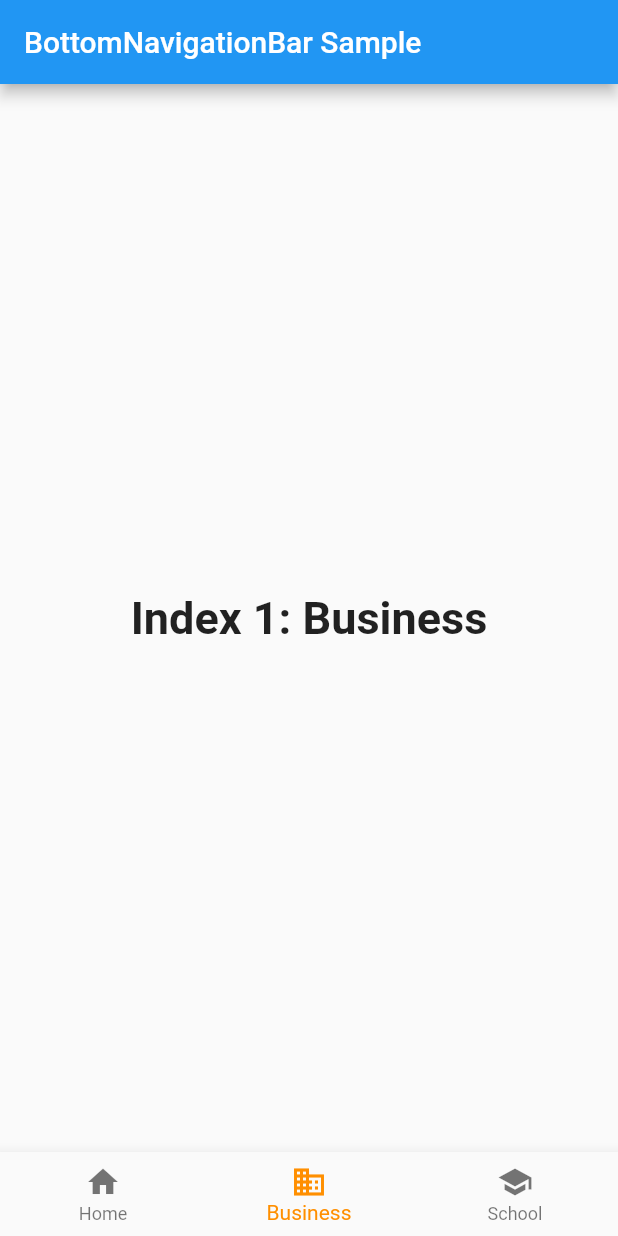
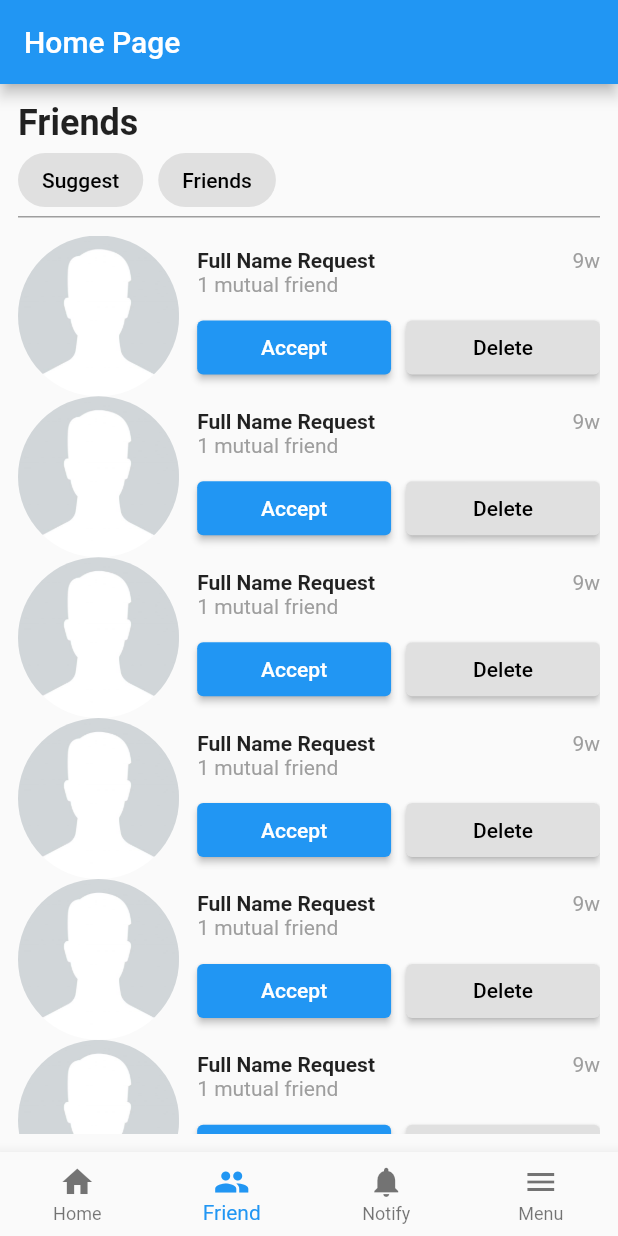
Before and after one commit to tuan0342/facebookapp, a Flutter app: the RootTabNavigator screen opened by its route, item 2 of the bottom bar chosen, on a phone screen of 412 x 824 dp. Run offline on Flutter 3.47's test engine with Material 2 defaults, Android fonts, the phone set to English and light mode, and no system bars; our stand-ins replace email_validator, flutter_dotenv, go_router, google_fonts.

Commit message:
DuyNk: add friend page

```diff
--- a/lib/constant/handleResponse.dart
+++ b/lib/constant/handleResponse.dart
@@ -14,6 +14,6 @@ void HandleResponse({
       onSuccess();
       break;
     default:
-      showSnackBar(context, jsonDecode(response.body)['Message']);
+      showSnackBar(context: context, msg: jsonDecode(response.body)['Message']);
   }
 }
--- a/lib/models/user_model.dart
+++ b/lib/models/user_model.dart
@@ -2,17 +2,27 @@ class User {
   final String id;
   final String name;
   final String address;
+  final String avatar;
   final String userClass;
   final String gpa;
   final String userEmail;
   final String password;
 
-  User({required this.id, required this.address, required this.userClass, required this.gpa, required this.name, required this.userEmail, required this.password});
+  const User(
+      {required this.id,
+      required this.address,
+      required this.avatar,
+      required this.userClass,
+      required this.gpa,
+      required this.name,
+      required this.userEmail,
+      required this.password});
 
   User.fromJson(Map<String, dynamic> json)
       : id = json['id'],
         name = json['name'],
         address = json['address'],
+        avatar = json['avatar'],
         userClass = json['class'],
         gpa = json['gpa'],
         userEmail = json['email'],
@@ -22,6 +32,7 @@ class User {
         "id": id,
         "name": name,
         "address": address,
+        "avatar": avatar,
         "class": userClass,
         "gpa": gpa,
         "email": userEmail,
--- /dev/null
+++ b/lib/my_widgets/bottom_nav_bar.dart
@@ -0,0 +1,21 @@
+import 'package:flutter/material.dart';
+
+class BottomNavBar extends StatelessWidget {
+  final int index;
+  final void Function(int) onTap;
+  const BottomNavBar({super.key, this.index = 0, required this.onTap});
+
+  @override
+  Widget build(BuildContext context) {
+    return BottomNavigationBar(
+        type: BottomNavigationBarType.fixed,
+        items: const <BottomNavigationBarItem>[
+          BottomNavigationBarItem(icon: Icon(Icons.home), label: "Home"),
+          BottomNavigationBarItem(icon: Icon(Icons.people), label: "Friend"),
+          BottomNavigationBarItem(icon: Icon(Icons.notifications), label: "Notify"),
+          BottomNavigationBarItem(icon: Icon(Icons.menu), label: "Menu"),
+        ],
+        currentIndex: index,
+        onTap: onTap,);
+  }
+}
--- /dev/null
+++ b/lib/my_widgets/friend_box.dart
@@ -0,0 +1,119 @@
+import 'package:facebook_app/models/user_model.dart';
+import 'package:facebook_app/my_widgets/my_filled_button.dart';
+import 'package:facebook_app/util/common.dart';
+import 'package:flutter/material.dart';
+
+class FriendBox extends StatelessWidget {
+  final User friend;
+  const FriendBox(
+      {super.key,
+      this.friend = const User(
+          id: "1",
+          name: "Full Name Request",
+          address: "address",
+          userEmail: "email",
+          password: "123456",
+          userClass: "IT1-02 K65",
+          gpa: "4.0",
+          avatar: 'https://picsum.photos/250?image=9')});
+
+  void _onDeleteRequest(BuildContext context) {
+    showSnackBar(
+      context: context,
+      msg: "Delete friend",
+    );
+  }
+
+  void _onAcceptRequest(BuildContext context) {
+    showSnackBar(
+      context: context,
+      msg: "Accept friend",
+    );
+  }
+
+  @override
+  Widget build(BuildContext context) {
+    return Container(
+      child: Row(children: [
+        // avatar
+        Expanded(
+            flex: 2,
+            child: ClipRRect(
+                borderRadius: BorderRadius.circular(90),
+                // child: Image.network(friend.avatar))),
+                child: Image.asset("assets/images/male_default_avatar.jpeg"))),
+        const SizedBox(
+          width: 12,
+        ),
+        // info and button
+        Expanded(
+            flex: 5,
+            child: Column(
+              mainAxisAlignment: MainAxisAlignment.spaceBetween,
+              children: [
+                // name and time
+                Row(
+                  mainAxisAlignment: MainAxisAlignment.spaceBetween,
+                  children: [
+                    Text(
+                      friend.name,
+                      style: const TextStyle(fontWeight: FontWeight.bold),
+                    ),
+                    const Text(
+                      "9w",
+                      style: TextStyle(color: Colors.grey),
+                    )
+                  ],
+                ),
+                // mutual friends
+                const Row(
+                  mainAxisAlignment: MainAxisAlignment.spaceBetween,
+                  children: [
+                    Text(
+                      "1 mutual friend",
+                      style: TextStyle(color: Colors.grey),
+                    ),
+                    Text(
+                      "",
+                      style: TextStyle(color: Colors.grey),
+                    )
+                  ],
+                ),
+
+                const SizedBox(
+                  height: 10,
+                ),
+                // button
+                Row(
+                  mainAxisAlignment: MainAxisAlignment.spaceBetween,
+                  children: [
+                    Expanded(
+                      child: ElevatedButton(
+                        onPressed: () {
+                          _onAcceptRequest(context);
+                        },
+                        style: ElevatedButton.styleFrom(),
+                        child: const Text("Accept"),
+                      ),
+                    ),
+                    const SizedBox(
+                      width: 10,
+                    ),
+                    Expanded(
+                      child: ElevatedButton(
+                        onPressed: () {
+                          _onDeleteRequest(context);
+                        },
+                        style: ElevatedButton.styleFrom(
+                            backgroundColor: Colors.grey[300]),
+                        child: const Text("Delete", style: TextStyle(color: Colors.black),),
+                      ),
+                    ),
+                  ],
+                )
+              ],
+            ))
+      ]),
+    );
+  }
+}
--- a/lib/my_widgets/my_text_button.dart
+++ b/lib/my_widgets/my_text_button.dart
@@ -8,16 +8,30 @@ class MyTextButton extends StatelessWidget {
   final ButtonStyle? style;
   final VoidCallback? cbFunction;
 
-  MyTextButton({super.key, this.isDisabled = false, this.title = "", this.textStyle, this.style, required this.cbFunction});
+  const MyTextButton(
+      {super.key,
+      this.isDisabled = false,
+      this.title = "",
+      this.textStyle,
+      this.style,
+      required this.cbFunction});
 
   @override
   Widget build(BuildContext context) {
-    return Padding(
-        padding: const EdgeInsets.fromLTRB(0, 8, 0, 8),
-        child: TextButton(
-          onPressed: isDisabled ? null : () { cbFunction?.call(); },
-          child: MyText(title: title, type: "buttonLabel", style: textStyle ?? const TextStyle(),),
-        ),
+    return TextButton(
+      onPressed: isDisabled
+          ? null
+          : () {
+              cbFunction?.call();
+            },
+      style: style ?? TextButton.styleFrom(
+        padding: const EdgeInsets.symmetric(horizontal: 8, vertical: 4),
+      ),
+      child: MyText(
+        title: title,
+        type: "buttonLabel",
+        style: textStyle ?? const TextStyle(),
+      ),
     );
   }
 }
--- a/lib/navigation/rootTabNavigator.dart
+++ b/lib/navigation/rootTabNavigator.dart
@@ -1,4 +1,6 @@
-import 'package:facebook_app/main.dart';
+import 'package:facebook_app/my_widgets/bottom_nav_bar.dart';
+import 'package:facebook_app/my_widgets/my_app_bar.dart';
+import 'package:facebook_app/pages/Friends.dart';
 import 'package:facebook_app/pages/homePage.dart';
 import 'package:flutter/material.dart';
 
@@ -6,26 +8,28 @@ class RootTabNavigator extends StatefulWidget {
   const RootTabNavigator({super.key});
 
   @override
-  State<RootTabNavigator> createState() =>
-      _RootTabNavigatorState();
+  State<RootTabNavigator> createState() => _RootTabNavigatorState();
 }
 
-class _RootTabNavigatorState
-    extends State<RootTabNavigator> {
+class _RootTabNavigatorState extends State<RootTabNavigator> {
   int _selectedIndex = 0;
   static const TextStyle optionStyle =
-  TextStyle(fontSize: 30, fontWeight: FontWeight.bold);
-  static const List<Widget> _widgetOptions = <Widget>[
-    HomePage(email: "Anh Hoang",),
-    Text(
-      'Index 1: Business',
-      style: optionStyle,
-    ),
-    Text(
-      'Index 2: School',
-      style: optionStyle,
-    ),
+      TextStyle(fontSize: 30, fontWeight: FontWeight.bold);
+  static final List<Widget> _widgetOptions = <Widget>[
+      const HomePage(
+        email: "Nguyen Van Tam",
+      ),
+      Friends(),
+      const Text(
+        'List notify',
+        style: optionStyle,
+      ),
+            const Text(
+        'Menu',
+        style: optionStyle,
+      ),
   ];
+
 
   void _onItemTapped(int index) {
     setState(() {
@@ -36,31 +40,11 @@ class _RootTabNavigatorState
   @override
   Widget build(BuildContext context) {
     return Scaffold(
-      appBar: AppBar(
-        title: const Text('BottomNavigationBar Sample'),
-      ),
+      appBar: AppBar(title: const Text("Home Page")),
       body: Center(
         child: _widgetOptions.elementAt(_selectedIndex),
       ),
-      bottomNavigationBar: BottomNavigationBar(
-        items: const <BottomNavigationBarItem>[
-          BottomNavigationBarItem(
-            icon: Icon(Icons.home),
-            label: 'Home',
-          ),
-          BottomNavigationBarItem(
-            icon: Icon(Icons.business),
-            label: 'Business',
-          ),
-          BottomNavigationBarItem(
-            icon: Icon(Icons.school),
-            label: 'School',
-          ),
-        ],
-        currentIndex: _selectedIndex,
-        selectedItemColor: Colors.amber[800],
-        onTap: _onItemTapped,
-      ),
+      bottomNavigationBar: BottomNavBar(onTap: _onItemTapped, index: _selectedIndex,)
     );
   }
 }
--- /dev/null
+++ b/lib/pages/Friends.dart
@@ -0,0 +1,83 @@
+import 'package:facebook_app/my_widgets/friend_box.dart';
+import 'package:facebook_app/my_widgets/my_text_button.dart';
+import 'package:facebook_app/util/common.dart';
+import 'package:flutter/material.dart';
+
+class Friends extends StatefulWidget {
+  Friends({super.key});
+
+  @override
+  State<Friends> createState() => _FriendsState();
+}
+
+class _FriendsState extends State<Friends> {
+  void _onShowSuggest(BuildContext context) {
+    showSnackBar(context: context, msg: "show friend suggest");
+  }
+
+    void _onShowFriends(BuildContext context) {
+    showSnackBar(context: context, msg: "show all friends");
+  }
+  @override
+  Widget build(BuildContext context) {
+    return SafeArea(
+      child: Padding(
+        padding: const EdgeInsets.all(12.0),
+        child: Column(children: [
+          Container(
+            width: double.infinity,
+            decoration: const BoxDecoration(
+                border: Border(bottom: BorderSide(color: Colors.grey))),
+            child:
+                Column(crossAxisAlignment: CrossAxisAlignment.start, children: [
+              const Text("Friends", style: TextStyle(fontWeight: FontWeight.bold, fontSize: 24),),
+              Row(
+                mainAxisAlignment: MainAxisAlignment.start,
+                children: [
+                  OutlinedButton(
+                      onPressed: () {
+                        _onShowSuggest(context);
+                      },
+                      style: OutlinedButton.styleFrom(
+                          backgroundColor: Colors.grey[300],
+                          side: BorderSide.none,
+                          shape: RoundedRectangleBorder(
+                            borderRadius: BorderRadius.circular(50),
+                          )),
+                      child: const Text(
+                        "Suggest",
+                        style: TextStyle(color: Colors.black),
+                      )),
+                  const SizedBox(
+                    width: 10,
+                  ),
+                  OutlinedButton(
+                      onPressed: () {
+                        _onShowFriends(context);
+                      },
+                      style: OutlinedButton.styleFrom(
+                          backgroundColor: Colors.grey[300],
+                          side: BorderSide.none,
+                          shape: RoundedRectangleBorder(
+                            borderRadius: BorderRadius.circular(50),
+                          )),
+                      child: const Text(
+                        "Friends",
+                        style: TextStyle(color: Colors.black),
+                      )),
+                ],
+              )
+            ]),
+          ),
+          const SizedBox(
+            height: 12,
+          ),
+          Expanded(
+            child: ListView.builder(
+                itemCount: 10, itemBuilder: (context, index) => const FriendBox()),
+          ),
+        ]),
+      ),
+    );
+  }
+}
--- a/lib/pages/HomePage.dart
+++ b/lib/pages/HomePage.dart
@@ -31,7 +31,7 @@ class HomePage extends StatelessWidget {
               height: 10,
             ),
             MyFilledButton(isDisabled: false,title: "Start again", cbFunction: () {
-              context.go("/");
+              context.push("/");
             })
           ],
         );
--- a/lib/services/auth_service.dart
+++ b/lib/services/auth_service.dart
@@ -13,17 +13,17 @@ class AuthService {
     required String password
     }) async {
       try {
-      final user = User(name: "",userEmail: email, password: password, id: '', address: '', userClass: '', gpa: '');
+      final user = User(name: "",userEmail: email, password: password, id: '', address: '', userClass: '', gpa: '', avatar: '');
       final response = await postMethod(endpoind: "auth/login", body: user);
 
       // ignore: use_build_context_synchronously
       HandleResponse(response: response, context: context, onSuccess: () {
-        showSnackBar(context, 'login successfully!');
+        showSnackBar(context: context,msg: 'login successfully!');
         context.go("/authenticated");
       });
       }catch (e) {
         // ignore: use_build_context_synchronously
-        showSnackBar(context, "invalid error");
+        showSnackBar(context: context, msg: "invalid error");
       }
 
   }
--- a/lib/util/common.dart
+++ b/lib/util/common.dart
@@ -9,6 +9,6 @@ Uri getUri({required String endpoind, Map<String, dynamic>? params}) {
   return Uri.parse('${dotenv.env['BACKEND_URL']}/$endpoind?$queryParameters');
 }
 
-void showSnackBar(BuildContext context, String msg) {
-  ScaffoldMessenger.of(context).showSnackBar(SnackBar(content: Text(msg)));
+void showSnackBar({required BuildContext context,required String msg, int timeShow = 4000}) {
+  ScaffoldMessenger.of(context).showSnackBar(SnackBar(content: Text(msg), duration: Duration(microseconds: timeShow),));
 }
```
Lines whose indentation alone changed are shown as unchanged.
